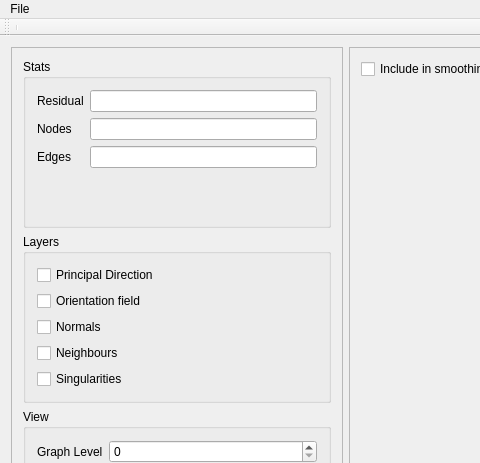
jimbok8/Animesh, file src/QtMain/AnimeshMainWindow.ui: the form before one commit; both pictures show x 0 to 480 and y 0 to 463 of the 1160 by 707 pixel window.
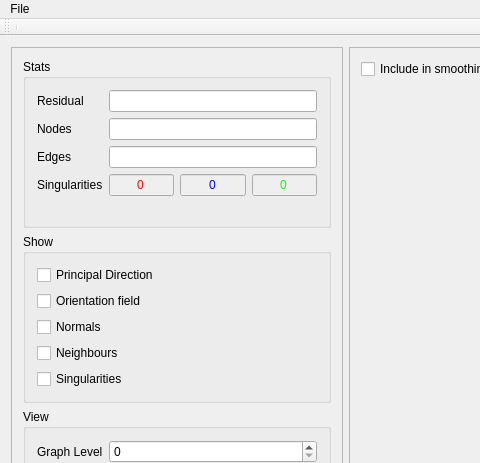
The form after the commit. Custom widgets are drawn as their Qt base class.

Commit message: FIX: Added singularity metrics to metrics panel.

What changed in the file:
```diff
--- a/src/QtMain/AnimeshMainWindow.ui
+++ b/src/QtMain/AnimeshMainWindow.ui
@@ -137,6 +137,253 @@
               </property>
              </widget>
             </item>
+            <item row="4" column="1">
+             <layout class="QHBoxLayout" name="layoutSingularities">
+              <property name="sizeConstraint">
+               <enum>QLayout::SetFixedSize</enum>
+              </property>
+              <item>
+               <widget class="QLineEdit" name="txtSingRed">
+                <property name="enabled">
+                 <bool>false</bool>
+                </property>
+                <property name="styleSheet">
+                 <string notr="true">color:rgb(255,0,0)</string>
+                </property>
+                <property name="text">
+                 <string>0</string>
+                </property>
+                <property name="maxLength">
+                 <number>5</number>
+                </property>
+                <property name="alignment">
+                 <set>Qt::AlignCenter</set>
+                </property>
+               </widget>
+              </item>
+              <item>
+               <widget class="QLineEdit" name="txtSingBlue">
+                <property name="enabled">
+                 <bool>false</bool>
+                </property>
+                <property name="palette">
+                 <palette>
+                  <active>
+                   <colorrole role="WindowText">
+                    <brush brushstyle="SolidPattern">
+                     <color alpha="255">
+                      <red>0</red>
+                      <green>0</green>
+                      <blue>255</blue>
+                     </color>
+                    </brush>
+                   </colorrole>
+                   <colorrole role="Text">
+                    <brush brushstyle="SolidPattern">
+                     <color alpha="255">
+                      <red>0</red>
+                      <green>0</green>
+                      <blue>255</blue>
+                     </color>
+                    </brush>
+                   </colorrole>
+                   <colorrole role="ButtonText">
+                    <brush brushstyle="SolidPattern">
+                     <color alpha="255">
+                      <red>0</red>
+                      <green>0</green>
+                      <blue>255</blue>
+                     </color>
+                    </brush>
+                   </colorrole>
+                  </active>
+                  <inactive>
+                   <colorrole role="WindowText">
+                    <brush brushstyle="SolidPattern">
+                     <color alpha="255">
+                      <red>0</red>
+                      <green>0</green>
+                      <blue>255</blue>
+                     </color>
+                    </brush>
+                   </colorrole>
+                   <colorrole role="Text">
+                    <brush brushstyle="SolidPattern">
+                     <color alpha="255">
+                      <red>0</red>
+                      <green>0</green>
+                      <blue>255</blue>
+                     </color>
+                    </brush>
+                   </colorrole>
+                   <colorrole role="ButtonText">
+                    <brush brushstyle="SolidPattern">
+                     <color alpha="255">
+                      <red>0</red>
+                      <green>0</green>
+                      <blue>255</blue>
+                     </color>
+                    </brush>
+                   </colorrole>
+                  </inactive>
+                  <disabled>
+                   <colorrole role="WindowText">
+                    <brush brushstyle="SolidPattern">
+                     <color alpha="255">
+                      <red>0</red>
+                      <green>0</green>
+                      <blue>255</blue>
+                     </color>
+                    </brush>
+                   </colorrole>
+                   <colorrole role="Text">
+                    <brush brushstyle="SolidPattern">
+                     <color alpha="255">
+                      <red>0</red>
+                      <green>0</green>
+                      <blue>255</blue>
+                     </color>
+                    </brush>
+                   </colorrole>
+                   <colorrole role="ButtonText">
+                    <brush brushstyle="SolidPattern">
+                     <color alpha="255">
+                      <red>0</red>
+                      <green>0</green>
+                      <blue>255</blue>
+                     </color>
+                    </brush>
+                   </colorrole>
+                  </disabled>
+                 </palette>
+                </property>
+                <property name="styleSheet">
+                 <string notr="true">color:rgb(0,0,255)</string>
+                </property>
+                <property name="text">
+                 <string>0</string>
+                </property>
+                <property name="alignment">
+                 <set>Qt::AlignCenter</set>
+                </property>
+               </widget>
+              </item>
+              <item>
+               <widget class="QLineEdit" name="txtSingGreen">
+                <property name="enabled">
+                 <bool>false</bool>
+                </property>
+                <property name="palette">
+                 <palette>
+                  <active>
+                   <colorrole role="WindowText">
+                    <brush brushstyle="SolidPattern">
+                     <color alpha="255">
+                      <red>0</red>
+                      <green>255</green>
+                      <blue>0</blue>
+                     </color>
+                    </brush>
+                   </colorrole>
+                   <colorrole role="Text">
+                    <brush brushstyle="SolidPattern">
+                     <color alpha="255">
+                      <red>0</red>
+                      <green>255</green>
+                      <blue>0</blue>
+                     </color>
+                    </brush>
+                   </colorrole>
+                   <colorrole role="ButtonText">
+                    <brush brushstyle="SolidPattern">
+                     <color alpha="255">
+                      <red>0</red>
+                      <green>255</green>
+                      <blue>0</blue>
+                     </color>
+                    </brush>
+                   </colorrole>
+                  </active>
+                  <inactive>
+                   <colorrole role="WindowText">
+                    <brush brushstyle="SolidPattern">
+                     <color alpha="255">
+                      <red>0</red>
+                      <green>255</green>
+                      <blue>0</blue>
+                     </color>
+                    </brush>
+                   </colorrole>
+                   <colorrole role="Text">
+                    <brush brushstyle="SolidPattern">
+                     <color alpha="255">
+                      <red>0</red>
+                      <green>255</green>
+                      <blue>0</blue>
+                     </color>
+                    </brush>
+                   </colorrole>
+                   <colorrole role="ButtonText">
+                    <brush brushstyle="SolidPattern">
+                     <color alpha="255">
+                      <red>0</red>
+                      <green>255</green>
+                      <blue>0</blue>
+                     </color>
+                    </brush>
+                   </colorrole>
+                  </inactive>
+                  <disabled>
+                   <colorrole role="WindowText">
+                    <brush brushstyle="SolidPattern">
+                     <color alpha="255">
+                      <red>0</red>
+                      <green>255</green>
+                      <blue>0</blue>
+                     </color>
+                    </brush>
+                   </colorrole>
+                   <colorrole role="Text">
+                    <brush brushstyle="SolidPattern">
+                     <color alpha="255">
+                      <red>0</red>
+                      <green>255</green>
+                      <blue>0</blue>
+                     </color>
+                    </brush>
+                   </colorrole>
+                   <colorrole role="ButtonText">
+                    <brush brushstyle="SolidPattern">
+                     <color alpha="255">
+                      <red>0</red>
+                      <green>255</green>
+                      <blue>0</blue>
+                     </color>
+                    </brush>
+                   </colorrole>
+                  </disabled>
+                 </palette>
+                </property>
+                <property name="styleSheet">
+                 <string notr="true">color:rgb(0,255,0)</string>
+                </property>
+                <property name="text">
+                 <string>0</string>
+                </property>
+                <property name="alignment">
+                 <set>Qt::AlignCenter</set>
+                </property>
+               </widget>
+              </item>
+             </layout>
+            </item>
+            <item row="4" column="0">
+             <widget class="QLabel" name="lblSingularities">
+              <property name="text">
+               <string>Singularities</string>
+              </property>
+             </widget>
+            </item>
            </layout>
           </widget>
          </item>
@@ -161,7 +408,7 @@
             </size>
            </property>
            <property name="title">
-            <string>Layers</string>
+            <string>Show</string>
            </property>
            <layout class="QVBoxLayout" name="verticalLayout_2">
             <item>
```
The commit also changes 4 other files.
